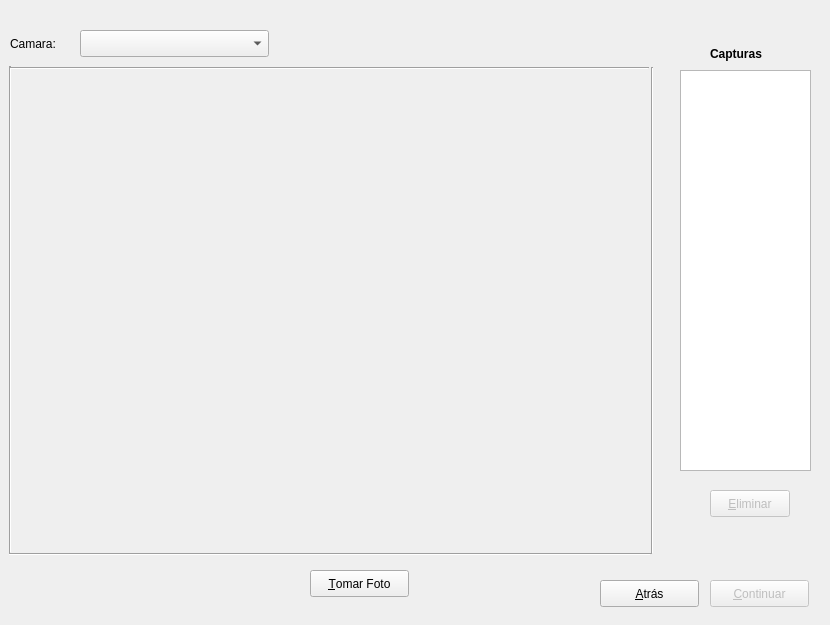
Old version of the form GUI/Ventanas/agregar_usur_foto.ui in the repository Hypotech/Proyecto_Terminal.
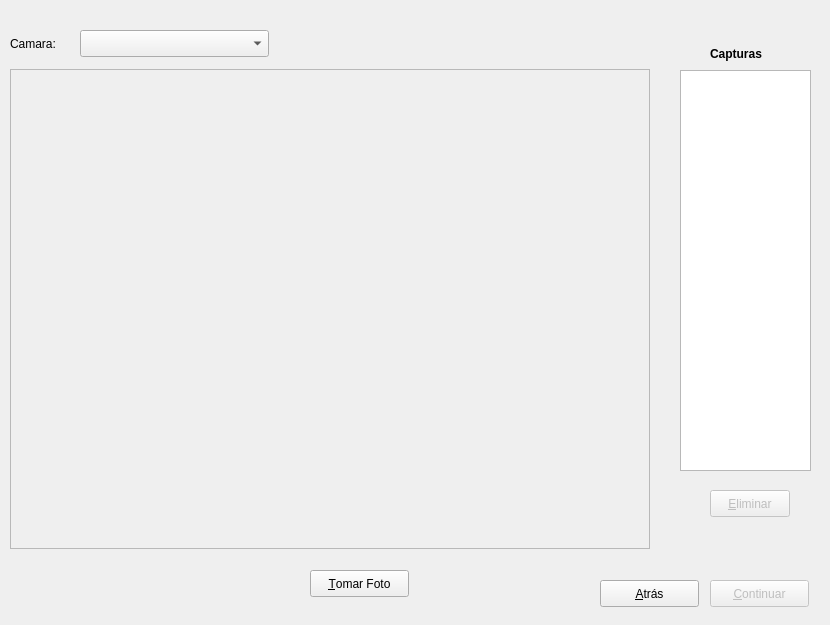
New version of the form.

What changed in the file:
```diff
--- a/GUI/Ventanas/agregar_usur_foto.ui
+++ b/GUI/Ventanas/agregar_usur_foto.ui
@@ -16,32 +16,6 @@
   <property name="windowTitle">
    <string>Asistente para agregar nuevo usuario</string>
   </property>
-  <widget class="Line" name="line_2">
-   <property name="geometry">
-    <rect>
-     <x>9</x>
-     <y>546</y>
-     <width>642</width>
-     <height>16</height>
-    </rect>
-   </property>
-   <property name="orientation">
-    <enum>Qt::Horizontal</enum>
-   </property>
-  </widget>
-  <widget class="Line" name="line_3">
-   <property name="geometry">
-    <rect>
-     <x>0</x>
-     <y>66</y>
-     <width>20</width>
-     <height>487</height>
-    </rect>
-   </property>
-   <property name="orientation">
-    <enum>Qt::Vertical</enum>
-   </property>
-  </widget>
   <widget class="QLabel" name="lbl_ImageDisplay">
    <property name="geometry">
     <rect>
@@ -54,34 +28,14 @@
    <property name="focusPolicy">
     <enum>Qt::ClickFocus</enum>
    </property>
+   <property name="frameShape">
+    <enum>QFrame::StyledPanel</enum>
+   </property>
    <property name="text">
     <string/>
    </property>
-  </widget>
-  <widget class="Line" name="line_4">
-   <property name="geometry">
-    <rect>
-     <x>642</x>
-     <y>67</y>
-     <width>20</width>
-     <height>487</height>
-    </rect>
-   </property>
-   <property name="orientation">
-    <enum>Qt::Vertical</enum>
-   </property>
-  </widget>
-  <widget class="Line" name="line">
-   <property name="geometry">
-    <rect>
-     <x>10</x>
-     <y>60</y>
-     <width>639</width>
-     <height>16</height>
-    </rect>
-   </property>
-   <property name="orientation">
-    <enum>Qt::Horizontal</enum>
+   <property name="scaledContents">
+    <bool>true</bool>
    </property>
   </widget>
   <widget class="QPushButton" name="Btn_Eliminar">
```
